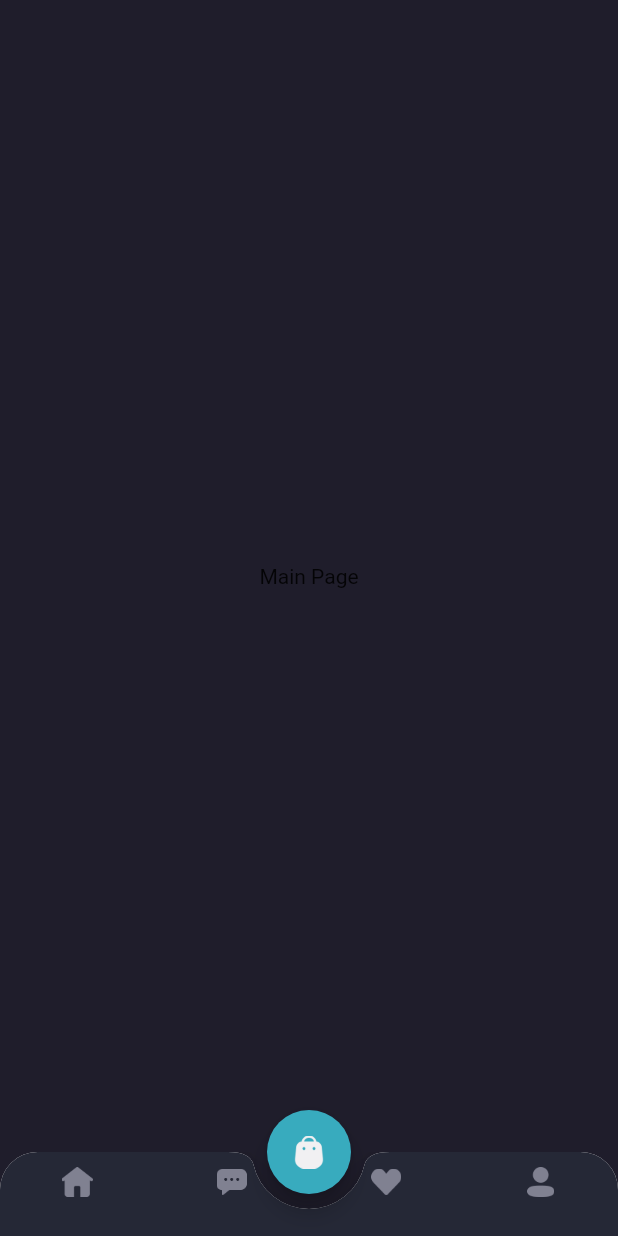
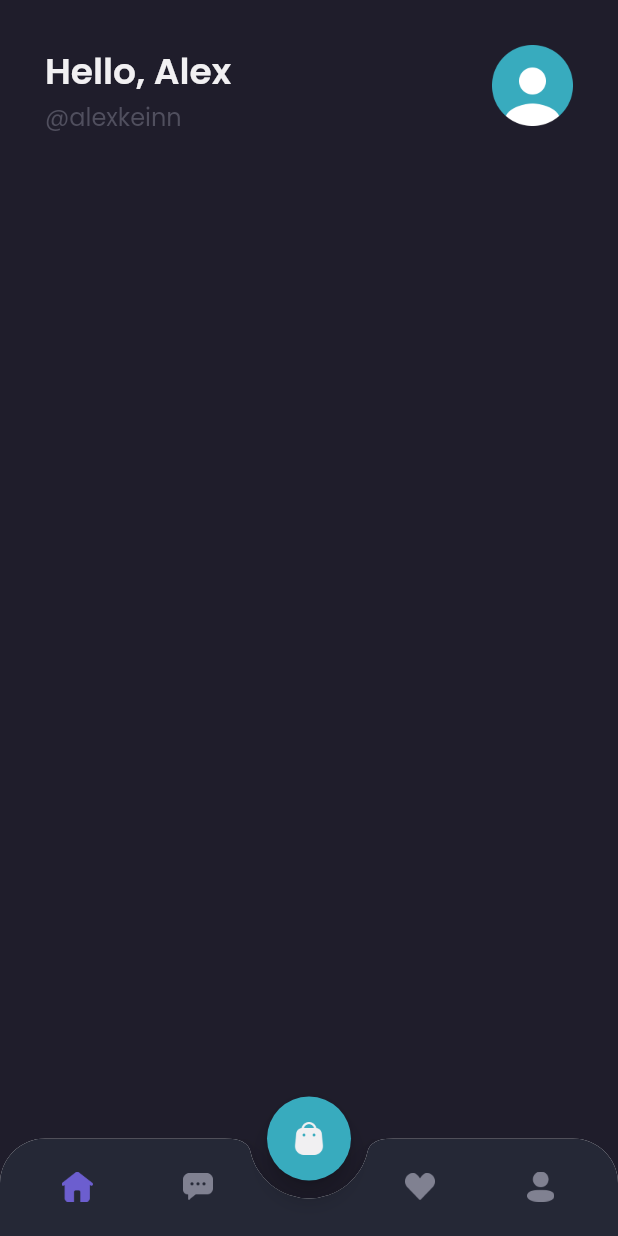
Before and after one commit to kevinrisqi/flutter-shamo, a Flutter app: the MainPage screen opened by its route, on a phone screen of 412 x 824 dp. Run offline on Flutter 3.47's test engine with Material 2 defaults, Android fonts, the phone set to English and light mode, and no system bars; our stand-ins replace google_fonts.

Commit message:
Create fuction navbar & header in Home Page

```diff
--- /dev/null
+++ b/lib/pages/home/chat_page.dart
@@ -0,0 +1,16 @@
+import 'package:flutter/material.dart';
+import 'package:shamo_flutter/theme.dart';
+
+class ChatPage extends StatelessWidget {
+  const ChatPage({Key? key}) : super(key: key);
+
+  @override
+  Widget build(BuildContext context) {
+    return Center(
+      child: Text(
+        'Chat Page',
+        style: primaryTextStyle,
+      ),
+    );
+  }
+}
--- /dev/null
+++ b/lib/pages/home/home_page.dart
@@ -0,0 +1,59 @@
+import 'package:flutter/material.dart';
+import 'package:shamo_flutter/theme.dart';
+
+class HomePage extends StatelessWidget {
+  const HomePage({Key? key}) : super(key: key);
+
+  @override
+  Widget build(BuildContext context) {
+    return ListView(
+      children: const [
+        header(),
+      ],
+    );
+  }
+}
+
+class header extends StatelessWidget {
+  const header({
+    Key? key,
+  }) : super(key: key);
+
+  @override
+  Widget build(BuildContext context) {
+    return Container(
+      margin: EdgeInsets.all(defaultMargin),
+      child: Row(
+        crossAxisAlignment: CrossAxisAlignment.start,
+        mainAxisAlignment: MainAxisAlignment.spaceBetween,
+        children: [
+          Column(
+            crossAxisAlignment: CrossAxisAlignment.start,
+            children: [
+              Text(
+                'Hello, Alex',
+                style: primaryTextStyle.copyWith(
+                  fontSize: 24,
+                  fontWeight: semiBold,
+                ),
+              ),
+              Text(
+                '@alexkeinn',
+                style: subtitleTextStyle.copyWith(fontSize: 16),
+              ),
+            ],
+          ),
+          Container(
+            width: 54,
+            height: 54,
+            decoration: BoxDecoration(
+              image: DecorationImage(
+                image: AssetImage('assets/icon_avatar.png'),
+              ),
+            ),
+          )
+        ],
+      ),
+    );
+  }
+}
--- a/lib/pages/home/main_page.dart
+++ b/lib/pages/home/main_page.dart
@@ -1,8 +1,19 @@
 import 'package:flutter/material.dart';
+import 'package:shamo_flutter/pages/home/chat_page.dart';
+import 'package:shamo_flutter/pages/home/home_page.dart';
+import 'package:shamo_flutter/pages/home/profile_page.dart';
+import 'package:shamo_flutter/pages/home/wishlist_page.dart';
 import 'package:shamo_flutter/theme.dart';
 
-class MainPage extends StatelessWidget {
+class MainPage extends StatefulWidget {
   const MainPage({Key? key}) : super(key: key);
+
+  @override
+  State<MainPage> createState() => _MainPageState();
+}
+
+class _MainPageState extends State<MainPage> {
+  int currentIndex = 0;
 
   Widget cartButton() {
     return FloatingActionButton(
@@ -17,40 +28,55 @@ class MainPage extends StatelessWidget {
 
   Widget customBottomNav() {
     return ClipRRect(
-      borderRadius: BorderRadius.vertical(top: Radius.circular(25)),
+      borderRadius: BorderRadius.vertical(top: Radius.circular(30)),
       child: BottomAppBar(
         shape: CircularNotchedRectangle(),
-        notchMargin: 10,
+        notchMargin: 12,
         clipBehavior: Clip.antiAlias,
         child: BottomNavigationBar(
           backgroundColor: bgColor4,
           type: BottomNavigationBarType.fixed,
+          // currentIndex: currentIndex,
+          onTap: (value) {
+            // print(value);
+            setState(() {
+              currentIndex = value;
+            });
+          },
           items: [
             BottomNavigationBarItem(
-              icon: Image.asset(
-                'assets/icon_home.png',
-                width: 21,
+              icon: Container(
+                margin: EdgeInsets.only(top: 15),
+                child: Image.asset('assets/icon_home.png',
+                    width: 21,
+                    color: currentIndex == 0 ? primaryColor : greyColor),
               ),
               label: '',
             ),
             BottomNavigationBarItem(
-              icon: Image.asset(
-                'assets/icon_chat.png',
-                width: 20,
+              icon: Container(
+                margin: EdgeInsets.only(top: 15, right: 45),
+                child: Image.asset('assets/icon_chat.png',
+                    width: 20,
+                    color: currentIndex == 1 ? primaryColor : greyColor),
               ),
               label: '',
             ),
             BottomNavigationBarItem(
-              icon: Image.asset(
-                'assets/icon_wishlist.png',
-                width: 20,
+              icon: Container(
+                margin: EdgeInsets.only(top: 15, left: 45),
+                child: Image.asset('assets/icon_wishlist.png',
+                    width: 20,
+                    color: currentIndex == 2 ? primaryColor : greyColor),
               ),
               label: '',
             ),
             BottomNavigationBarItem(
-              icon: Image.asset(
-                'assets/icon_profile.png',
-                width: 18,
+              icon: Container(
+                margin: EdgeInsets.only(top: 15),
+                child: Image.asset('assets/icon_profile.png',
+                    width: 18,
+                    color: currentIndex == 3 ? primaryColor : greyColor),
               ),
               label: '',
             ),
@@ -60,6 +86,22 @@ class MainPage extends StatelessWidget {
     );
   }
 
+  Widget body() {
+    switch (currentIndex) {
+      case 0:
+        return HomePage();
+        break;
+      case 1:
+        return ChatPage();
+        break;
+      case 2:
+        return WishlistPage();
+        break;
+      default:
+        return ProfilePage();
+    }
+  }
+
   @override
   Widget build(BuildContext context) {
     return Scaffold(
@@ -67,8 +109,8 @@ class MainPage extends StatelessWidget {
       floatingActionButton: cartButton(),
       floatingActionButtonLocation: FloatingActionButtonLocation.centerDocked,
       bottomNavigationBar: customBottomNav(),
-      body: Center(
-        child: Text('Main Page'),
+      body: SafeArea(
+        child: body(),
       ),
     );
   }
--- /dev/null
+++ b/lib/pages/home/profile_page.dart
@@ -0,0 +1,16 @@
+import 'package:flutter/material.dart';
+import 'package:shamo_flutter/theme.dart';
+
+class ProfilePage extends StatelessWidget {
+  const ProfilePage({Key? key}) : super(key: key);
+
+  @override
+  Widget build(BuildContext context) {
+    return Center(
+      child: Text(
+        'Profile Page',
+        style: primaryTextStyle,
+      ),
+    );
+  }
+}
--- /dev/null
+++ b/lib/pages/home/wishlist_page.dart
@@ -0,0 +1,16 @@
+import 'package:flutter/material.dart';
+import 'package:shamo_flutter/theme.dart';
+
+class WishlistPage extends StatelessWidget {
+  const WishlistPage({Key? key}) : super(key: key);
+
+  @override
+  Widget build(BuildContext context) {
+    return Center(
+      child: Text(
+        'Wishlist Page',
+        style: primaryTextStyle,
+      ),
+    );
+  }
+}
--- a/lib/theme.dart
+++ b/lib/theme.dart
@@ -6,6 +6,7 @@ Color secondaryColor = const Color(0xff38ABBE);
 Color subtitleColor = const Color(0xff504F5E);
 Color alertColor = const Color(0xffED6363);
 Color priceColor = const Color(0xff2C96F1);
+Color greyColor = const Color(0xff808191);
 
 Color bgColor1 = const Color(0xff1F1D2B);
 Color bgColor2 = const Color(0xff2B2937);
```
Also changed, not shown: assets/icon_avatar.png (added).
